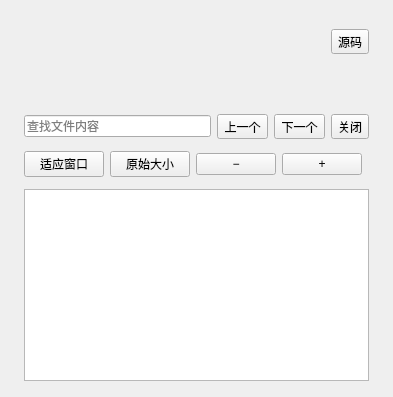
This is windows/mainwindow_child/homepage/pages/homepage_page_preview.ui in Zao-chen/ZcVersionBox as Qt 5 draws it before an edit. The edited form follows.
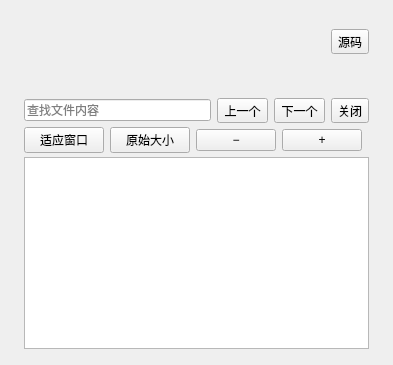
This is the edited form. Custom widgets are drawn as their Qt base class.

Commit message: style(ui): 缩减预览页面面包屑工具栏与内容区域的垂直间距

What changed in the file:
```diff
--- a/windows/mainwindow_child/homepage/pages/homepage_page_preview.ui
+++ b/windows/mainwindow_child/homepage/pages/homepage_page_preview.ui
@@ -7,7 +7,7 @@
    <property name="topMargin"><number>8</number></property>
    <property name="rightMargin"><number>24</number></property>
    <property name="bottomMargin"><number>16</number></property>
-   <property name="spacing"><number>12</number></property>
+   <property name="spacing"><number>4</number></property>
    <item><widget class="QWidget" name="toolbar"><layout class="QHBoxLayout" name="toolbarLayout">
     <property name="leftMargin"><number>0</number></property><property name="topMargin"><number>0</number></property>
     <property name="rightMargin"><number>0</number></property><property name="bottomMargin"><number>0</number></property>
```
Left out of the diff: 2 changed lines with no effect on the pictures. The commit also changes 1 other file.
